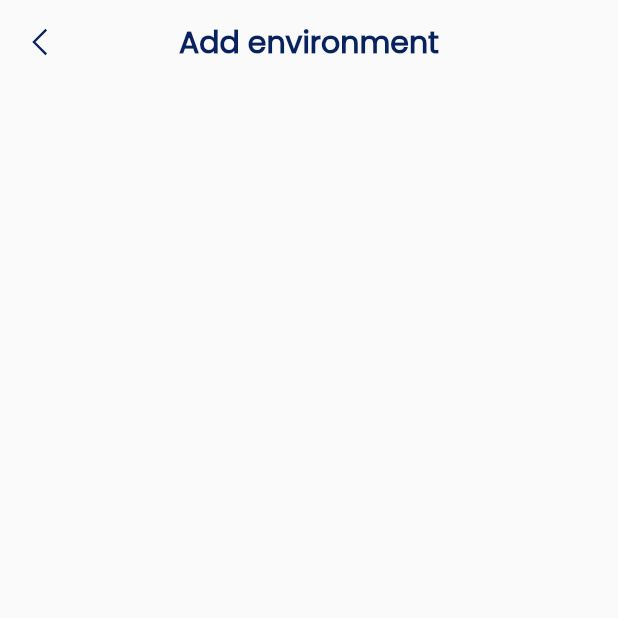
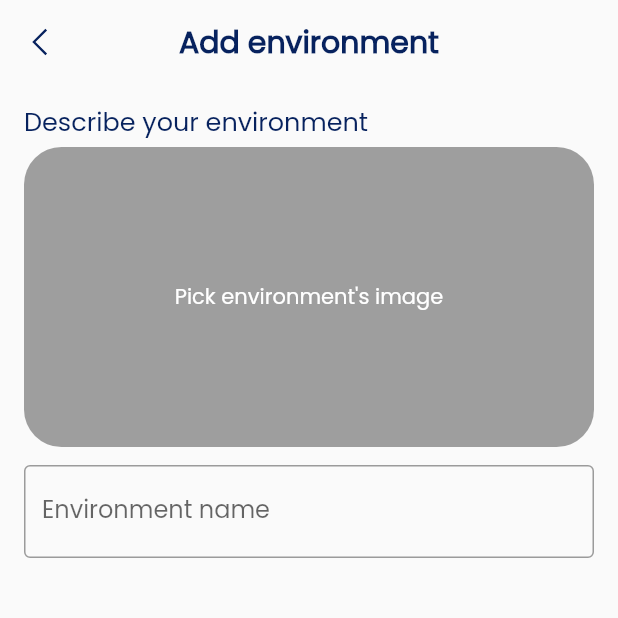
Before and after one commit to Waelahmed99/Edudito, a Flutter app: the AddEnvironmentPage screen opened directly, on a phone screen of 412 x 824 dp, the top half of it. Run offline on Flutter 3.47's test engine with Material 2 defaults, Android fonts, the phone set to English and light mode, and no system bars; our stand-ins replace cloud_firestore, firebase_auth, firebase_core, fl_chart, flutter_rating_bar, flutter_svg and 2 more; accounts and stored records are empty.

```diff
--- a/lib/screens/add_environment_page.dart
+++ b/lib/screens/add_environment_page.dart
@@ -28,11 +28,52 @@ class AddEnvironmentPage extends StatelessWidget {
         ),
       ),
       body: Container(
+        width: MediaQuery.of(context).size.width,
         child: SingleChildScrollView(
           child: Container(
             padding: EdgeInsets.symmetric(horizontal: 16, vertical: 12),
             child: Column(
-              children: [],
+              crossAxisAlignment: CrossAxisAlignment.center,
+              children: [
+                Container(
+                  alignment: Alignment.topLeft,
+                  child: Text(
+                    'Describe your environment',
+                    style: TextStyle(
+                      color: StyleGuide.mainColor,
+                      fontSize: 17,
+                    ),
+                  ),
+                ),
+                SizedBox(height: 5),
+                Container(
+                  width: MediaQuery.of(context).size.width,
+                  height: 200,
+                  alignment: Alignment.center,
+                  decoration: BoxDecoration(
+                    color: Colors.grey,
+                    borderRadius: BorderRadius.circular(25),
+                    // image: DecorationImage(
+                    //   fit: BoxFit.cover,
+                    //   image: AssetImage('assets/placeholder.jpg'),
+                    // ),
+                  ),
+                  child: Text(
+                    'Pick environment\'s image',
+                    style: TextStyle(color: Colors.white),
+                  ),
+                ),
+                SizedBox(height: 12),
+                Container(
+                  child: TextField(
+                    decoration: InputDecoration(
+                      border: OutlineInputBorder(),
+                      // icon: Icon(Icons.perm_identity),
+                      labelText: 'Environment name',
+                    ),
+                  ),
+                ),
+              ],
             ),
           ),
         ),
```
